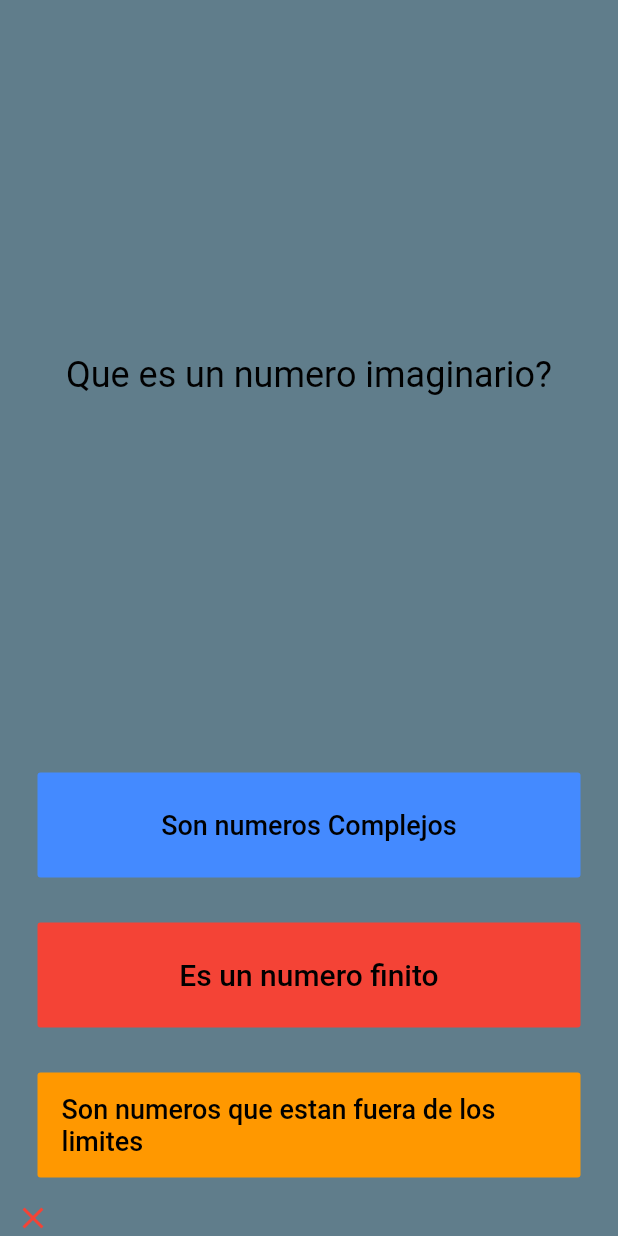
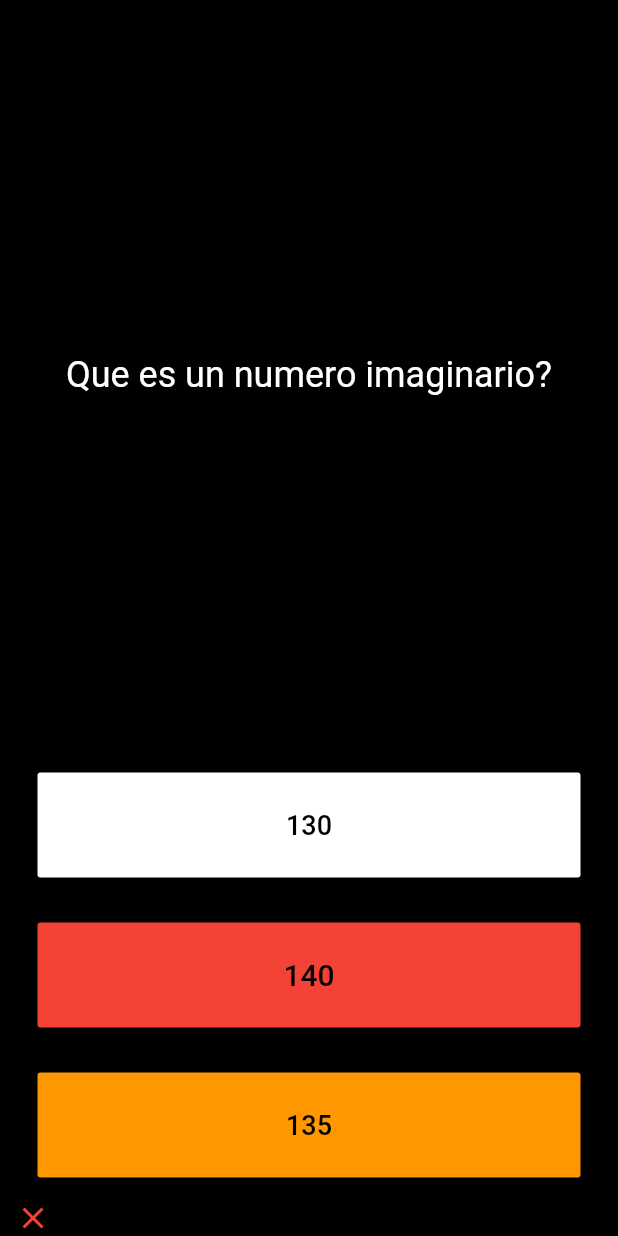
Before and after one commit to DiegoC-Moreno/QuizzAnimals, a Flutter app: the screen it shows after launch, after a tap on "130", on a phone screen of 412 x 824 dp. Run offline on Flutter 3.47's test engine with Material 2 defaults, Android fonts, the phone set to English and light mode, and no system bars; our stand-ins replace audioplayers, rflutter_alert.

Commit message:
first commit

```diff
--- /dev/null
+++ b/lib/Cuestionario.dart
@@ -0,0 +1,56 @@
+import 'pregunta.dart';
+
+class Cuestionario{
+   int numeroPregunta = 0;
+  List<Pregunta> Preguntas =
+  [
+    Pregunta(p:'Cual es el resultado de la \n siguiente operacion \n 12 + 32 (24 / 6)?', r: '140',
+        op: ['130','140','135']),
+    Pregunta(p:'Que es un numero imaginario?', r: 'Son numeros Complejos',op: [ 'Son numeros Complejos',
+      'Es un numero finito','Son numeros que estan fuera de los limites'] ),
+    Pregunta(p:'Cuanto  da el resultado de la siguiente operacion \n 4 (12 - 25 / 5)',r: '28' ,op: ['28',
+      '30','42']),
+    Pregunta(p:'Qué esun triángulo isósceles?',r:'Es un triangulo que tiene dos lados de igual longuitud' ,
+        op: ['Es aquel triangulo que tiene diferente tamaño sus lados','Es aquel triangulo que tiene igual el tamaño sus lados',
+          'Es un triangulo que tiene dos lados de igual longuitud']),
+    Pregunta(p: 'Cual es el resultado de la siguiente operacion \n 45 - 30 (273 / 3)?',r: '1365' ,op: ['1535',
+      '1365','1755']),
+    Pregunta(p: 'año de Lanzamiento de Flutter',r:'2017',op:['2015','2016','2017']),
+    Pregunta(p: 'año de lanzamiento de linux',r: '1991', op: ['1990','1991','1994']),
+    Pregunta(p: 'de que esta compuesta el agua', r: 'dos atomos de hidrogreno y una de oxigeno',
+        op: ['tres de oxigeno','dos atomos de hidrogreno y una de oxigeno','Con una de nitrogeno y una de Cloro',]),
+    Pregunta(p: 'de que esta compuesto el Carbonato de Sodio',r:'De dos de Sodio, una de carbono y tres Oxigeno',
+        op:['De dos de Sodio, una de carbono y tres Oxigeno','de una de calcio, una de carbono y y tres Oxigeno',
+          'Una de hiero, una de carbono y tres Oxigeno',]),
+  ];
+
+  String getPregunta(){
+      return Preguntas[numeroPregunta].textoPregunta;
+  }
+
+  String getRespuesta(){
+    return Preguntas[numeroPregunta].textoRespuesta;
+  }
+
+  List<String> getOpciones(){
+    return Preguntas[numeroPregunta].opciones;
+  }
+
+  void siguientePregunta(){
+    if(numeroPregunta < Preguntas.length - 1){
+      numeroPregunta++;
+    }
+  }
+
+   bool esFinal(){
+     if(numeroPregunta >= Preguntas.length - 1 ){
+       return true;
+     }else{
+       return false;
+     }
+   }
+
+   void resetar(){
+     numeroPregunta = 0;
+   }
+}
--- a/lib/main.dart
+++ b/lib/main.dart
@@ -1,5 +1,9 @@
 import 'package:flutter/material.dart';
 import 'package:audioplayers/audioplayers.dart';
+import 'package:rflutter_alert/rflutter_alert.dart';
+import  'Cuestionario.dart';
+
+Cuestionario cuestionario = new Cuestionario();
 
 void main() => runApp(MyApp());
 
@@ -9,9 +13,9 @@ class MyApp extends StatelessWidget {
   @override
   Widget build(BuildContext context) {
     return MaterialApp(
-      title: 'Laboratorio 01 Diego Jose Cortes Moreno',
+      title: 'Laboratorio 02 Diego Jose Cortes Moreno',
       home: Scaffold(
-        backgroundColor: Colors.blueGrey,
+        backgroundColor: Colors.black,
         body: SafeArea(
           child: Padding(
             padding: EdgeInsets.symmetric(horizontal: 10.0),
@@ -29,6 +33,32 @@ class Laboratorio extends StatefulWidget {
 }
 
 class _LaboratorioState extends State<Laboratorio> {
+
+  List<String> opciones = cuestionario.getOpciones();
+  void verificarRespuesta(String respuestaUsuario){
+    String respuestaCorrecta = cuestionario.getRespuesta();
+
+    setState(() {
+
+      if(cuestionario.esFinal() == true){
+        Alert(
+          context: context,
+          title: 'Final!',
+          desc: 'Llegaste al final de la prueba'
+        ).show();
+        cuestionario.resetar();
+        valorPregunta = [];
+        cantidad = 0;
+      }else{
+        if (respuestaCorrecta == respuestaUsuario){
+          valorPregunta.add(Icon(Icons.check , color: Colors.green ));
+          cantidad++;
+        }else{
+          valorPregunta.add(Icon(Icons.close , color: Colors.red ));
+        }
+      }
+    });
+  }
 
    void msj_nota (int nota) {
      if(nota >= 0 && nota <= 2) {
@@ -92,61 +122,7 @@ class _LaboratorioState extends State<Laboratorio> {
         opcion1 = 0,
         opcion2 = 1,
         opcion3 = 2;
-    List<String> Preguntas =
-    ['Cual es el resultado de la \n siguiente operacion \n 12 + 32 (24 / 6)?',
-      'Que es un numero imaginario?',
-      'Cuanto  da el resultado de la siguiente operacion \n 4 (12 - 25 / 5)',
-      'Qué esun triángulo isósceles?',
-      'Cual es el resultado de la siguiente operacion \n 45 - 30 (273 / 3)?',
-      'año de Lanzamiento de Flutter',
-      'año de lanzamiento de linux',
-      'de que esta compuesta el agua',
-      'de que esta compuesto el Carbonato de Sodio', 'Fin'];
-    List<String> opciones = [
-      '130',
-      '140',
-      '135',
-      'Son numeros Complejos',
-      'Es un numero finito',
-      'Son numeros que estan fuera de los limites'
-      ,
-      '28',
-      '30',
-      '42',
-      'Es aquel triangulo que tiene diferente tamaño sus lados',
-      'Es aquel triangulo que tiene igual el tamaño sus lados',
-      'Es un triangulo que tiene dos lados de igual longuitud',
-      '1535',
-      '1365',
-      '1755',
-      '2015',
-      '2016',
-      '2017',
-      '1990',
-      '1991',
-      '1994',
-      'tres de oxigeno',
-      'dos atomos de hidrogreno y una de oxigeno',
-      'Con una de nitrogeno y una de Cloro',
-      'De dos de Sodio, una de carbono y tres Oxigeno',
-      'de una de calcio, una de carbono y y tres Oxigeno',
-      'Una de hiero, una de carbono y tres Oxigeno',
-      ' - ',
-      ' - ',
-      ' - '
-    ];
 
-    List<String> respuestas = [
-      '140',
-      'Son numeros Complejos',
-      '28',
-      'Es un triangulo que tiene dos lados de igual longuitud',
-      '1365',
-      '2017',
-      '1991',
-      'dos atomos de hidrogreno y una de oxigeno',
-      'De dos de Sodio, una de carbono y tres Oxigeno'
-    ];
 
 
     @override
@@ -161,11 +137,11 @@ class _LaboratorioState extends State<Laboratorio> {
               padding: EdgeInsets.all(15),
               child: Center(
                 child: Text(
-                  Preguntas[numeroPregunta],
+                  cuestionario.getPregunta(),
                   textAlign: TextAlign.center,
                   style: TextStyle(
                       fontSize: 24,
-                      color: Colors.black
+                      color: Colors.white
                   ),
                 ),
               ),
@@ -176,7 +152,7 @@ class _LaboratorioState extends State<Laboratorio> {
               padding: EdgeInsets.all(15.0),
               child: FlatButton(
                 textColor: Colors.black,
-                color: Colors.blueAccent,
+                color: Colors.white,
                 child: Text(
                   opciones[opcion1],
                   style: TextStyle(
@@ -185,16 +161,10 @@ class _LaboratorioState extends State<Laboratorio> {
                   ),
                 ),
                 onPressed: () {
-                  if (respuestas[numeroPregunta] == opciones[opcion1]) {
-                    valorPregunta.add(Icon(Icons.check, color: Colors.green));
-                    //final player = AudioPlayer();
-                    //player.play('note1.wav');
-                    cantidad++;
-                  } else {
-                    valorPregunta.add(Icon(Icons.close, color: Colors.red));
-                  }
+                  verificarRespuesta(opciones[opcion1]);
 
                   setState(() {
+                    cuestionario.siguientePregunta();
                     if (valorPregunta.length == 9) {
                       // showDialog(
                       //     context: context,
@@ -209,15 +179,15 @@ class _LaboratorioState extends State<Laboratorio> {
                       //       ],
                       //     ));
                       msj_nota(cantidad);
-                      opcion1 = 0;
-                      opcion2 = 1;
-                      opcion3 = 2;
-                      numeroPregunta = 0;
+                      // opcion1 = 0;
+                      // opcion2 = 1;
+                      // opcion3 = 2;
+                      // numeroPregunta = 0;
                     } else {
-                      opcion1 += 3;
-                      opcion2 += 3;
-                      opcion3 += 3;
-                      numeroPregunta++;
+                      // opcion1 += 3;
+                      // opcion2 += 3;
+                      // opcion3 += 3;
+                      // numeroPregunta++;
                     }
                   });
                 },
@@ -238,15 +208,9 @@ class _LaboratorioState extends State<Laboratorio> {
                   ),
                 ),
                 onPressed: () {
-                  if (respuestas[numeroPregunta] == opciones[opcion2]) {
-                    valorPregunta.add(Icon(Icons.check, color: Colors.green));
-                    //final player = AudioPlayer();
-                    //player.play('note1.wav');
-                    cantidad++;
-                  } else {
-                    valorPregunta.add(Icon(Icons.close, color: Colors.red));
-                  }
+                  verificarRespuesta(opciones[opcion2]);
                   setState(() {
+                    cuestionario.siguientePregunta();
                     if (valorPregunta.length == 9) {
                       // showDialog(
                       // context: context,
@@ -261,15 +225,15 @@ class _LaboratorioState extends State<Laboratorio> {
                       //   ],
                       // ));
                       msj_nota(cantidad);
-                      opcion1 = 0;
-                      opcion2 = 1;
-                      opcion3 = 2;
-                      numeroPregunta = 0;
+                      // opcion1 = 0;
+                      // opcion2 = 1;
+                      // opcion3 = 2;
+                      // numeroPregunta = 0;
                     } else {
-                      opcion1 += 3;
-                      opcion2 += 3;
-                      opcion3 += 3;
-                      numeroPregunta++;
+                      // opcion1 += 3;
+                      // opcion2 += 3;
+                      // opcion3 += 3;
+                      // numeroPregunta++;
                     }
                   });
                 },
@@ -290,16 +254,10 @@ class _LaboratorioState extends State<Laboratorio> {
                   ),
                 ),
                 onPressed: () {
-                  if (respuestas[numeroPregunta] == opciones[opcion3]) {
-                    valorPregunta.add(Icon(Icons.check, color: Colors.green));
-                    //final player = AudioPlayer();
-                    //player.play('note1.wav');
-                    cantidad++;
-                  } else {
-                    valorPregunta.add(Icon(Icons.close, color: Colors.red));
-                  }
+                  verificarRespuesta(opciones[opcion3]);
 
                   setState(() {
+                    cuestionario.siguientePregunta();
                     if (valorPregunta.length == 9) {
                       // showDialog(
                       //     context: context,
@@ -314,16 +272,16 @@ class _LaboratorioState extends State<Laboratorio> {
                       //             )
                       //           ],
                       //         ));
-                      msj_nota(cantidad);
-                      opcion1 = 0;
-                      opcion2 = 1;
-                      opcion3 = 2;
+                      // msj_nota(cantidad);
+                      // opcion1 = 0;
+                      // opcion2 = 1;
+                      // opcion3 = 2;
                       numeroPregunta = 0;
                     } else {
-                      opcion1 += 3;
-                      opcion2 += 3;
-                      opcion3 += 3;
-                      numeroPregunta++;
+                      // opcion1 += 3;
+                      // opcion2 += 3;
+                      // opcion3 += 3;
+                      // numeroPregunta++;
                     }
                   });
                 },
--- /dev/null
+++ b/lib/pregunta.dart
@@ -0,0 +1,11 @@
+class Pregunta{
+  String textoPregunta;
+  String textoRespuesta;
+  List<String> opciones;
+
+  Pregunta({String p,String r, List<String> op}){
+    textoPregunta = p;
+    textoRespuesta = r;
+    opciones = op;
+  }
+}
--- a/pubspec.yaml
+++ b/pubspec.yaml
@@ -29,6 +29,7 @@ dependencies:
   # Use with the CupertinoIcons class for iOS style icons.
   cupertino_icons: ^0.1.3
   audioplayers: ^0.12.0
+  rflutter_alert: ^1.0.2
 
 dev_dependencies:
   flutter_test:
```
Also changed, not shown: pubspec.lock.
